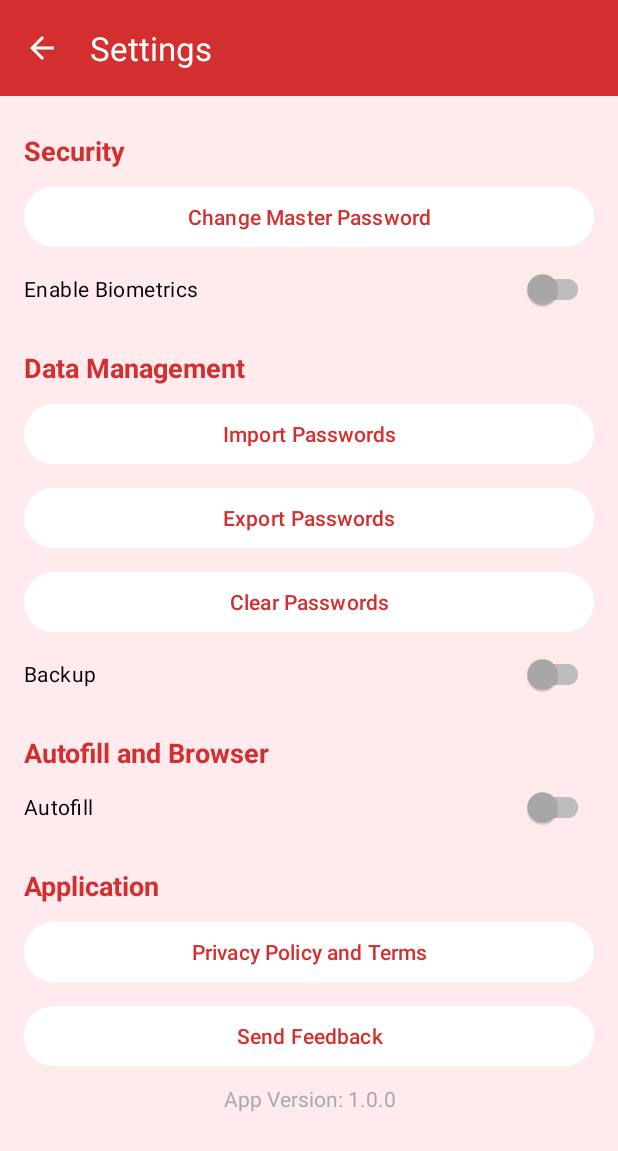
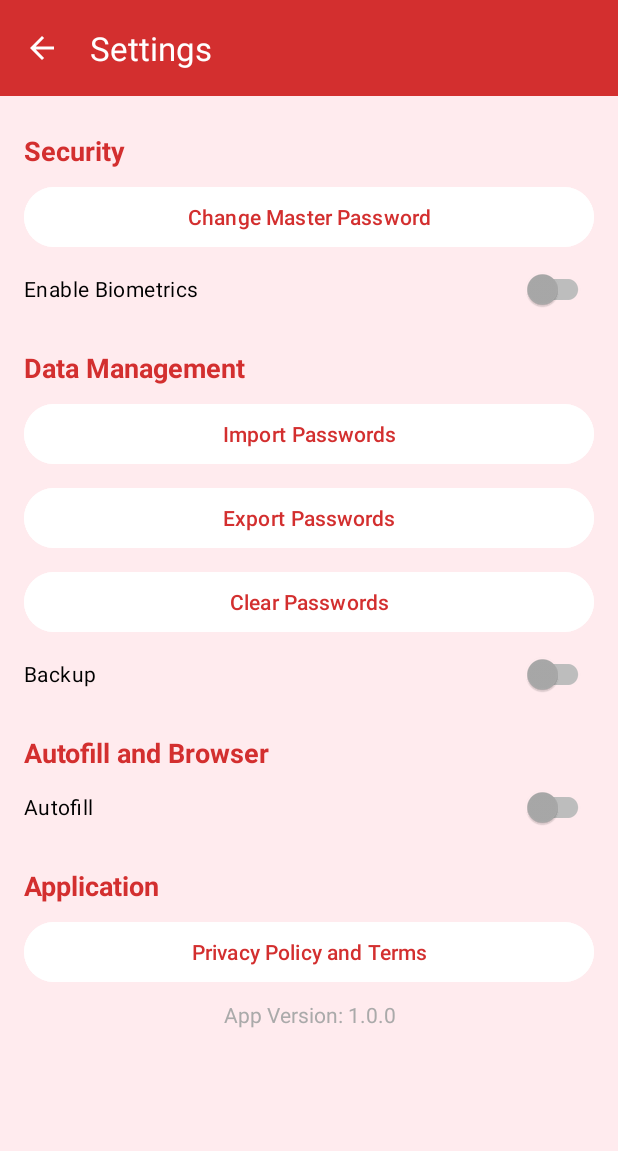
Before and after one commit to enekocm7/SecureVault, an Android app: the SettingsActivity screen opened directly, with no data from a screen before it, on a phone screen of 412 x 824 dp. Shown: the top 1151 px of the screen. Run offline under Robolectric (Android 15) with nearby library versions, the phone set to English and light mode, and no system bars; our stand-ins replace Dagger/Hilt's generated code; pictures from the network do not load; Roboto replaces fonts that are not available here; 1 statement that could not run was skipped.

Commit message:
feat: Update version name to 1.0.0 and remove feedback button from settings

```diff
--- a/app/src/main/res/layout/settings_activity.xml
+++ b/app/src/main/res/layout/settings_activity.xml
@@ -246,18 +246,6 @@
                 app:layout_constraintStart_toStartOf="parent"
                 app:layout_constraintTop_toBottomOf="@id/text_app_header" />
 
-            <Button
-                android:id="@+id/btn_feedback"
-                android:layout_width="0dp"
-                android:layout_height="wrap_content"
-                android:layout_marginTop="8dp"
-                android:backgroundTint="@color/white"
-                android:text="@string/pref_title_feedback"
-                android:textColor="@color/red"
-                app:layout_constraintEnd_toEndOf="parent"
-                app:layout_constraintStart_toStartOf="parent"
-                app:layout_constraintTop_toBottomOf="@id/btn_privacy_policy" />
-
             <TextView
                 android:id="@+id/text_app_version"
                 android:layout_width="0dp"
@@ -268,7 +256,7 @@
                 android:textColor="@android:color/darker_gray"
                 app:layout_constraintEnd_toEndOf="parent"
                 app:layout_constraintStart_toStartOf="parent"
-                app:layout_constraintTop_toBottomOf="@id/btn_feedback" />
+                app:layout_constraintTop_toBottomOf="@id/btn_privacy_policy" />
 
         </androidx.constraintlayout.widget.ConstraintLayout>
     </ScrollView>
```
Also changed, not shown: 3 other files.
